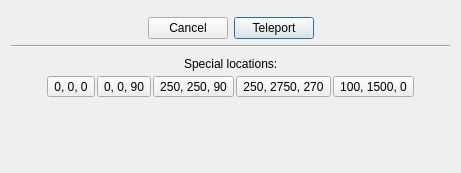
Before: the Qt Designer form Qt/Apps/NClient/TeleportDialog.ui in Neobot/PC, drawn with Qt 5.
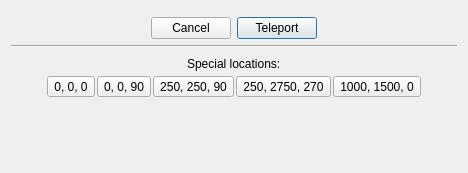
After: the same form once the commit is applied. Custom widgets are drawn as their Qt base class.

Diff of the .ui file:
```diff
--- a/Qt/Apps/NClient/TeleportDialog.ui
+++ b/Qt/Apps/NClient/TeleportDialog.ui
@@ -6,7 +6,7 @@
    <rect>
     <x>0</x>
     <y>0</y>
-    <width>461</width>
+    <width>468</width>
     <height>173</height>
    </rect>
   </property>
@@ -165,7 +165,7 @@
        <item>
         <widget class="QToolButton" name="btnCenter">
          <property name="text">
-          <string>100, 1500, 0</string>
+          <string>1000, 1500, 0</string>
          </property>
         </widget>
        </item>
```
